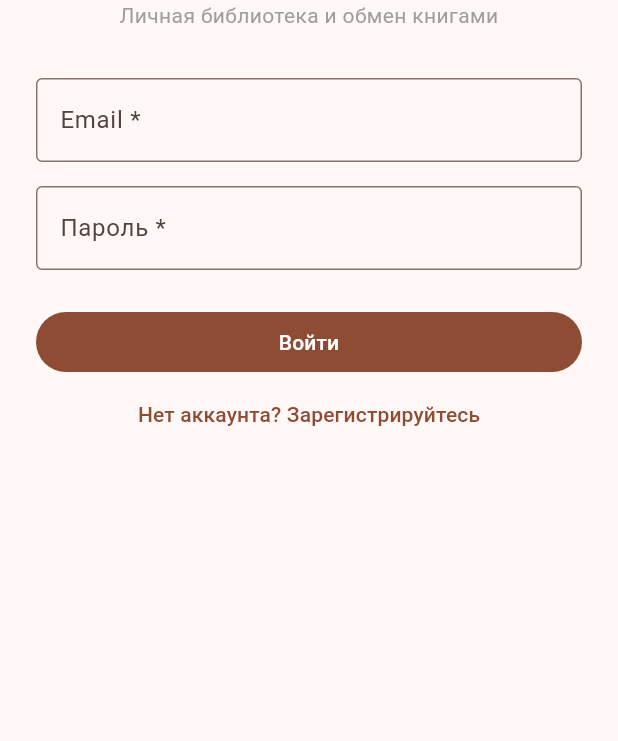
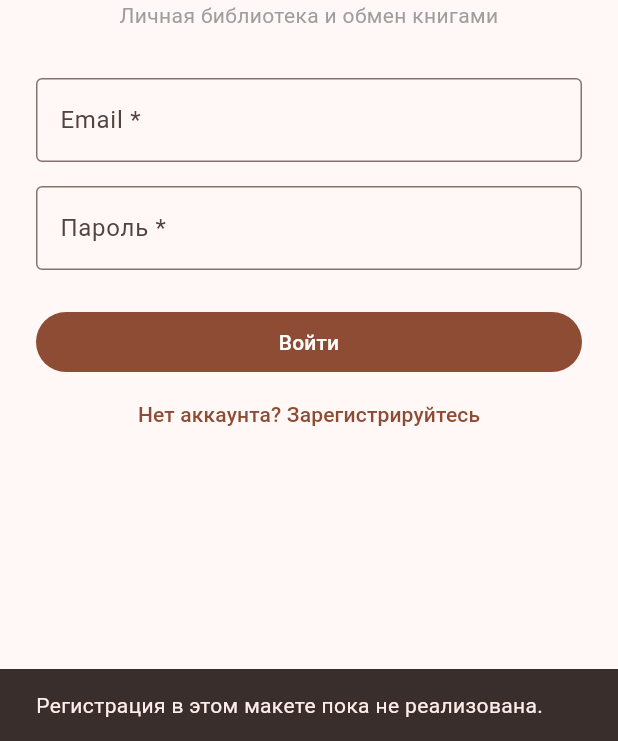
Before and after one commit to nojjja/book_nest, a Flutter app: the screen it shows after launch, after a tap on "Нет аккаунта? Зарегистрируйтесь", on a phone screen of 412 x 824 dp, the part 495-1236 px from its top. Run offline on Flutter 3.47's test engine with Material 3 defaults, Android fonts, the phone set to English and light mode, and no system bars; our stand-ins replace go_router.

Commit message:
L3: добавлен feedback для действий без перехода

```diff
--- a/lib/screens/login_screen.dart
+++ b/lib/screens/login_screen.dart
@@ -112,7 +112,13 @@ class _LoginScreenState extends State<LoginScreen> {
                   child: const Text('Войти'),
                 ),
                 TextButton(
-                  onPressed: () {},
+                  onPressed: () {
+                    ScaffoldMessenger.of(context).showSnackBar(
+                      const SnackBar(
+                        content: Text('Регистрация в этом макете пока не реализована.'),
+                      ),
+                    );
+                  },
                   child: const Text('Нет аккаунта? Зарегистрируйтесь'),
                 ),
               ],
--- a/lib/screens/my_loans_screen.dart
+++ b/lib/screens/my_loans_screen.dart
@@ -55,7 +55,11 @@ class MyLoansScreen extends StatelessWidget {
                     subtitle: Text('Взято у сокурсника\nВернуть до: ${loan.dueDate}'),
                     isThreeLine: true,
                     trailing: OutlinedButton(
-                      onPressed: () {},
+                      onPressed: () {
+                        ScaffoldMessenger.of(context).showSnackBar(
+                          const SnackBar(content: Text('Запрос на возврат отправлен.')),
+                        );
+                      },
                       child: const Text('Вернуть'),
                     ),
                   ),
```
